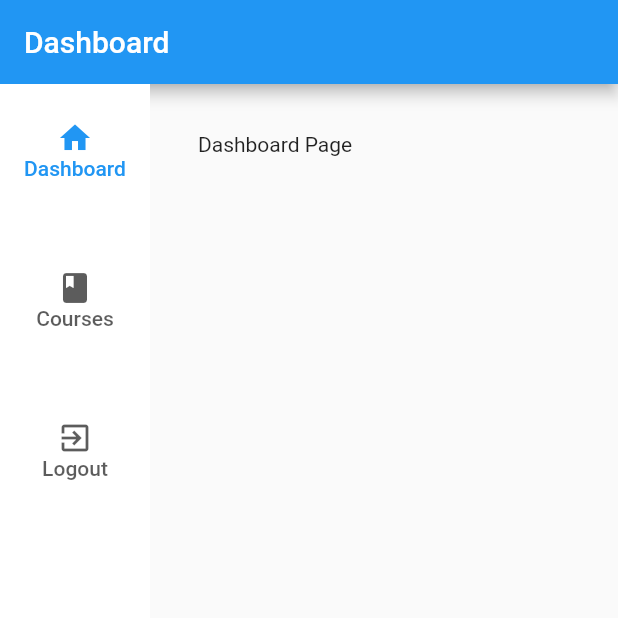
After one commit to hashemidesign/flutter_academy, a Flutter app: the DashboardPage screen opened directly, after a tap on "Logout", on a phone screen of 412 x 824 dp, the top half of it. The commit adds this screen. Run offline on Flutter 3.47's test engine with Material 2 defaults, Android fonts, the phone set to English and light mode, and no system bars; our stand-ins replace flutter_riverpod, riverpod; accounts and stored records are empty.

Commit message:
add auth view and view model

```diff
--- /dev/null
+++ b/lib/app/pages/dashboard.page.dart
@@ -0,0 +1,57 @@
+import 'package:flutter/material.dart';
+import 'package:flutter_riverpod/flutter_riverpod.dart';
+
+import '../view_models/auth.vm.dart';
+
+class DashboardPage extends StatelessWidget {
+  @override
+  Widget build(BuildContext context) {
+    return Scaffold(
+      body: Column(
+        children: [
+          AppBar(
+            title: const Text("Dashboard"),
+          ),
+          Expanded(
+            child: Row(
+              children: [
+                Consumer(builder: (context, ref, child) {
+                  return NavigationRail(
+                    destinations: const [
+                      NavigationRailDestination(
+                        icon: Icon(Icons.home),
+                        label: Text("Dashboard"),
+                      ),
+                      NavigationRailDestination(
+                        icon: Icon(Icons.book),
+                        label: Text("Courses"),
+                      ),
+                      NavigationRailDestination(
+                        icon: Icon(Icons.exit_to_app),
+                        label: Text("Logout"),
+                      ),
+                    ],
+                    selectedIndex: 0,
+                    minWidth: 100,
+                    labelType: NavigationRailLabelType.all,
+                    onDestinationSelected: (dest) {
+                      if (dest == 2) {
+                        ref.read(authVM).logout();
+                      }
+                    },
+                  );
+                }),
+                Expanded(
+                  child: ListView(
+                    padding: const EdgeInsets.all(32.0),
+                    children: const <Widget>[Text("Dashboard Page")],
+                  ),
+                ),
+              ],
+            ),
+          ),
+        ],
+      ),
+    );
+  }
+}
--- /dev/null
+++ b/lib/app/view_models/auth.vm.dart
@@ -0,0 +1,36 @@
+import 'package:flutter/material.dart';
+import 'package:flutter_riverpod/flutter_riverpod.dart';
+
+import 'user.vm.dart';
+
+class AuthVM extends ChangeNotifier {
+  bool isLoggedIn = false;
+  String error = '';
+  UserVM? user;
+
+  bool login({required String email, required String password}) {
+    if (email == 'test@email.com' && password == 'testpass') {
+      error = '';
+      user = UserVM(email: 'test@email.com', name: 'Test User');
+      isLoggedIn = true;
+      notifyListeners();
+      return true;
+    }
+    error = 'Invalid credentials';
+    return false;
+  }
+
+  bool logout() {
+    if (!isLoggedIn) {
+      error = 'Not logged in';
+      return false;
+    }
+    error = '';
+    user = null;
+    isLoggedIn = false;
+    notifyListeners();
+    return true;
+  }
+}
+
+final authVM = ChangeNotifierProvider<AuthVM>((ref) => AuthVM());
--- /dev/null
+++ b/lib/app/view_models/user.vm.dart
@@ -0,0 +1,6 @@
+class UserVM {
+  final String email;
+  final String name;
+
+  UserVM({required this.email, required this.name});
+}
--- a/lib/main.dart
+++ b/lib/main.dart
@@ -1,10 +1,11 @@
 import 'package:flutter/material.dart';
+import 'package:flutter_riverpod/flutter_riverpod.dart';
 
 import 'app/routes/app_route_parser.router.dart';
 import 'app/routes/router_delegate.router.dart';
 
 void main() {
-  runApp(MyApp());
+  runApp(ProviderScope(child: MyApp()));
 }
 
 final routerDelegate = AppRouterDelegate();
```
Also changed, not shown: lib/app/pages/login.page.dart (added, +11 -0 lines), lib/app/routes/router_delegate.router.dart (+44 -18 lines), lib/app/views/login.view.dart (added, +57 -0 lines).
